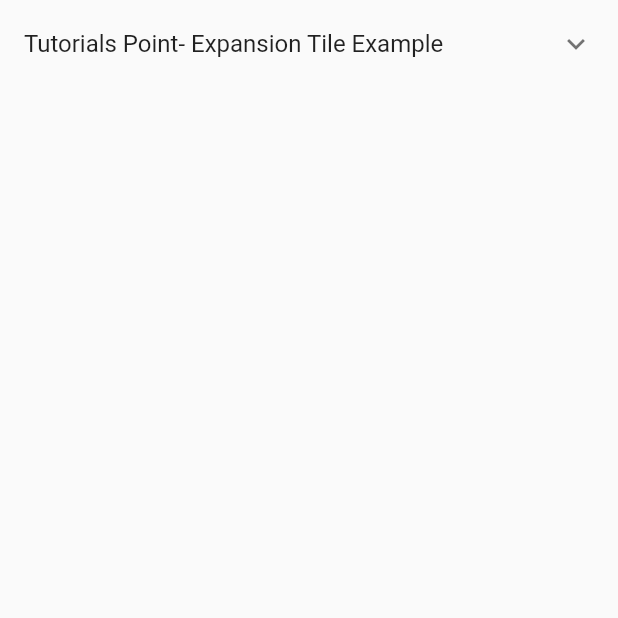
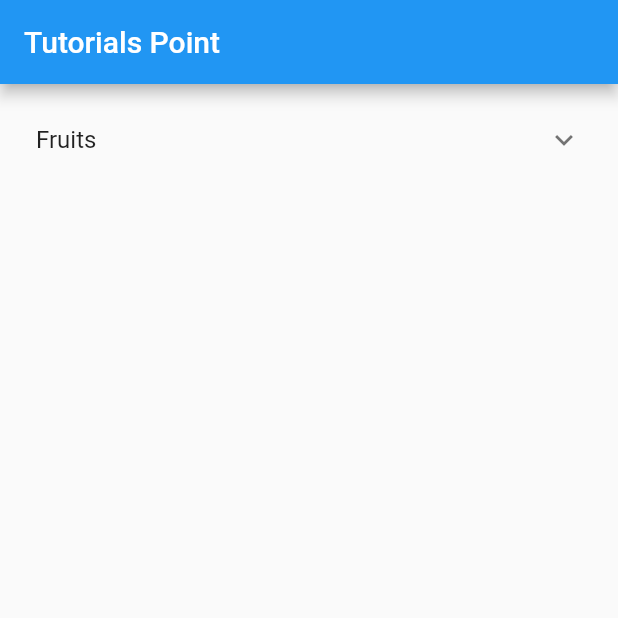
Before and after one commit to azharmarmu/tp_article, a Flutter app: the screen it shows after launch, on a phone screen of 412 x 824 dp, the top half of it. Run offline on Flutter 3.47's test engine with Material 2 defaults, Android fonts, the phone set to English and light mode, and no system bars.

Commit message:
Completed article

```diff
--- a/lib/home_page.dart
+++ b/lib/home_page.dart
@@ -5,15 +5,33 @@ class HomePage extends StatelessWidget {
 
   @override
   Widget build(BuildContext context) {
-    return MaterialApp(
-      home: Scaffold(
-        body: ListView(
+    return Scaffold(
+      appBar: AppBar(
+        title: const Text('Tutorials Point'),
+      ),
+      body: Padding(
+        padding: const EdgeInsets.all(8.0),
+        child: ExpansionTile(
+          expandedCrossAxisAlignment: CrossAxisAlignment.start,
+          title: const Text('Fruits'),
           children: const <Widget>[
-            ExpansionTile(
-              title: Text('Tutorials Point- Expansion Tile Example'),
-              children: <Widget>[
-                Text('This is the expanded content of the tile'),
-              ],
+            ListTile(
+              title: Text(
+                'Apple',
+                style: TextStyle(fontSize: 12),
+              ),
+            ),
+            ListTile(
+              title: Text(
+                'Banana',
+                style: TextStyle(fontSize: 12),
+              ),
+            ),
+            ListTile(
+              title: Text(
+                'Carrot',
+                style: TextStyle(fontSize: 12),
+              ),
             ),
           ],
         ),
--- a/pubspec.yaml
+++ b/pubspec.yaml
@@ -36,8 +36,6 @@ dependencies:
   # The following adds the Cupertino Icons font to your application.
   # Use with the CupertinoIcons class for iOS style icons.
   cupertino_icons: ^1.0.2
-  expansion_card: ^0.1.0
-  expansion_tile_card: ^2.0.0
 
 dev_dependencies:
   flutter_test:
```
Also changed, not shown: pubspec.lock, 1 other file.
